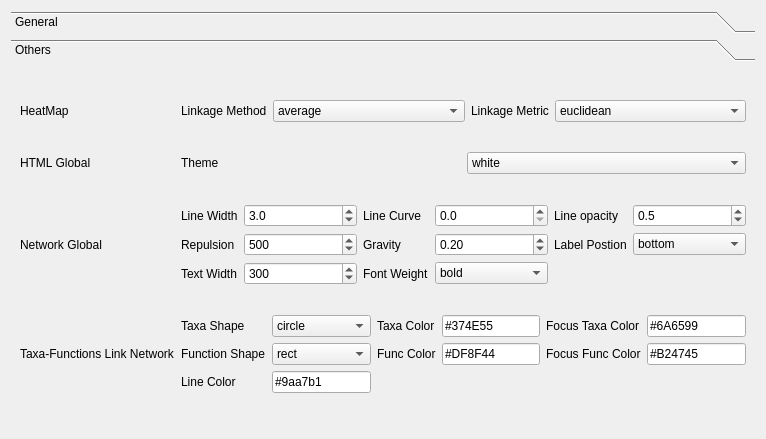
This is utils/MetaX_GUI/Setting.ui in byemaxx/MetaX as Qt 5 draws it before an edit. The edited form follows.
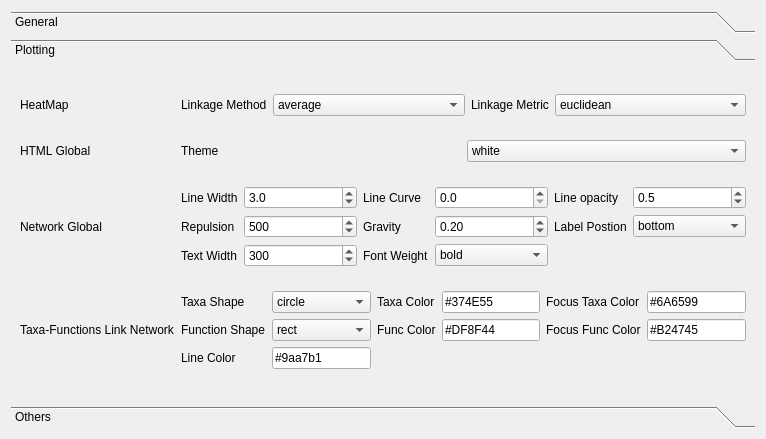
This is the edited form. The open tabs and pages were chosen to show the change.

Commit message: 1.Use the heap as the default data structure to apply razor method to sum peptide intensity to protein intensity. 2.Changed the update message to a dialog window to show the update message to avoid the update message is too long to show in the message box.

What changed in the file:
```diff
--- a/utils/MetaX_GUI/Setting.ui
+++ b/utils/MetaX_GUI/Setting.ui
@@ -71,327 +71,21 @@
         <x>0</x>
         <y>0</y>
         <width>748</width>
-        <height>367</height>
+        <height>340</height>
        </rect>
       </property>
       <attribute name="label">
-       <string>Others</string>
+       <string>Plotting</string>
       </attribute>
       <layout class="QGridLayout" name="gridLayout_4">
-       <item row="0" column="3">
-        <layout class="QGridLayout" name="gridLayout_8">
-         <item row="0" column="0">
-          <widget class="QLabel" name="label_2">
-           <property name="sizePolicy">
-            <sizepolicy hsizetype="Maximum" vsizetype="Preferred">
-             <horstretch>0</horstretch>
-             <verstretch>0</verstretch>
-            </sizepolicy>
-           </property>
-           <property name="layoutDirection">
-            <enum>Qt::LeftToRight</enum>
-           </property>
-           <property name="text">
-            <string>Linkage Method</string>
-           </property>
-           <property name="alignment">
-            <set>Qt::AlignLeading|Qt::AlignLeft|Qt::AlignVCenter</set>
-           </property>
-          </widget>
-         </item>
-         <item row="0" column="1">
-          <widget class="QComboBox" name="comboBox_heatmap_linkage_method">
-           <property name="currentText">
-            <string>average</string>
-           </property>
-           <item>
-            <property name="text">
-             <string>average</string>
-            </property>
-           </item>
-           <item>
-            <property name="text">
-             <string>single</string>
-            </property>
-           </item>
-           <item>
-            <property name="text">
-             <string>complete</string>
-            </property>
-           </item>
-           <item>
-            <property name="text">
-             <string>centroid</string>
-            </property>
-           </item>
-           <item>
-            <property name="text">
-             <string>median</string>
-            </property>
-           </item>
-           <item>
-            <property name="text">
-             <string>weighted</string>
-            </property>
-           </item>
-           <item>
-            <property name="text">
-             <string>ward</string>
-            </property>
-           </item>
-          </widget>
-         </item>
-         <item row="0" column="2">
-          <widget class="QLabel" name="label_3">
-           <property name="sizePolicy">
-            <sizepolicy hsizetype="Fixed" vsizetype="Preferred">
-             <horstretch>0</horstretch>
-             <verstretch>0</verstretch>
-            </sizepolicy>
-           </property>
-           <property name="text">
-            <string>Linkage Metric</string>
-           </property>
-           <property name="alignment">
-            <set>Qt::AlignLeading|Qt::AlignLeft|Qt::AlignVCenter</set>
-           </property>
-          </widget>
-         </item>
-         <item row="0" column="3">
-          <widget class="QComboBox" name="comboBox_heatmap_linkage_metric">
-           <property name="currentText">
-            <string>euclidean</string>
-           </property>
-           <item>
-            <property name="text">
-             <string>euclidean</string>
-            </property>
-           </item>
-           <item>
-            <property name="text">
-             <string>chebyshev</string>
-            </property>
-           </item>
-           <item>
-            <property name="text">
-             <string>cityblock</string>
-            </property>
-           </item>
-           <item>
-            <property name="text">
-             <string>hamming</string>
-            </property>
-           </item>
-           <item>
-            <property name="text">
-             <string>matching</string>
-            </property>
-           </item>
-           <item>
-            <property name="text">
-             <string>minkowski</string>
-            </property>
-           </item>
-           <item>
-            <property name="text">
-             <string>rogerstanimoto</string>
-            </property>
-           </item>
-           <item>
-            <property name="text">
-             <string>russellrao</string>
-            </property>
-           </item>
-           <item>
-            <property name="text">
-             <string>sqeuclidean</string>
-            </property>
-           </item>
-          </widget>
-         </item>
-        </layout>
-       </item>
-       <item row="3" column="0">
-        <widget class="QLabel" name="label_4">
-         <property name="text">
-          <string>Taxa-Functions Link Network</string>
-         </property>
-        </widget>
-       </item>
        <item row="2" column="0">
-        <widget class="QLabel" name="label_20">
+        <widget class="QLabel" name="label_21">
          <property name="text">
-          <string>Network Global</string>
+          <string>HTML Global</string>
          </property>
         </widget>
        </item>
        <item row="3" column="3">
-        <layout class="QGridLayout" name="gridLayout_6">
-         <item row="0" column="0">
-          <widget class="QLabel" name="label_5">
-           <property name="text">
-            <string>Taxa Shape</string>
-           </property>
-          </widget>
-         </item>
-         <item row="1" column="5">
-          <widget class="QLineEdit" name="lineEdit_tf_link_net_func_focus_color">
-           <property name="text">
-            <string>#B24745</string>
-           </property>
-          </widget>
-         </item>
-         <item row="0" column="5">
-          <widget class="QLineEdit" name="lineEdit_tf_link_net_taxa_focus_color">
-           <property name="text">
-            <string>#6A6599</string>
-           </property>
-          </widget>
-         </item>
-         <item row="1" column="4">
-          <widget class="QLabel" name="label_8">
-           <property name="text">
-            <string>Focus Func Color</string>
-           </property>
-          </widget>
-         </item>
-         <item row="0" column="3">
-          <widget class="QLineEdit" name="lineEdit_tf_link_net_taxa_color">
-           <property name="text">
-            <string>#374E55</string>
-           </property>
-          </widget>
-         </item>
-         <item row="1" column="1">
-          <widget class="QComboBox" name="comboBox_tf_link_net_func_shape">
-           <item>
-            <property name="text">
-             <string>rect</string>
-            </property>
-           </item>
-           <item>
-            <property name="text">
-             <string>circle</string>
-            </property>
-           </item>
-           <item>
-            <property name="text">
-             <string>roundRect</string>
-            </property>
-           </item>
-           <item>
-            <property name="text">
-             <string>triangle</string>
-            </property>
-           </item>
-           <item>
-            <property name="text">
-             <string>diamond</string>
-            </property>
-           </item>
-           <item>
-            <property name="text">
-             <string>pin</string>
-            </property>
-           </item>
-           <item>
-            <property name="text">
-             <string>arrow</string>
-            </property>
-           </item>
-          </widget>
-         </item>
-         <item row="0" column="4">
-          <widget class="QLabel" name="label_9">
-           <property name="text">
-            <string>Focus Taxa Color</string>
-           </property>
-          </widget>
-         </item>
-         <item row="0" column="2">
-          <widget class="QLabel" name="label_7">
-           <property name="text">
-            <string>Taxa Color</string>
-           </property>
-          </widget>
-         </item>
-         <item row="1" column="0">
-          <widget class="QLabel" name="label_6">
-           <property name="text">
-            <string>Function Shape</string>
-           </property>
-          </widget>
-         </item>
-         <item row="1" column="3">
-          <widget class="QLineEdit" name="lineEdit_tf_link_net_func_color">
-           <property name="text">
-            <string>#DF8F44</string>
-           </property>
-          </widget>
-         </item>
-         <item row="1" column="2">
-          <widget class="QLabel" name="label_10">
-           <property name="text">
-            <string>Func Color</string>
-           </property>
-          </widget>
-         </item>
-         <item row="0" column="1">
-          <widget class="QComboBox" name="comboBox_tf_link_net_taxa_sahpe">
-           <item>
-            <property name="text">
-             <string>circle</string>
-            </property>
-           </item>
-           <item>
-            <property name="text">
-             <string>rect</string>
-            </property>
-           </item>
-           <item>
-            <property name="text">
-             <string>roundRect</string>
-            </property>
-           </item>
-           <item>
-            <property name="text">
-             <string>triangle</string>
-            </property>
-           </item>
-           <item>
-            <property name="text">
-             <string>diamond</string>
-            </property>
-           </item>
-           <item>
-            <property name="text">
-             <string>pin</string>
-            </property>
-           </item>
-           <item>
-            <property name="text">
-             <string>arrow</string>
-            </property>
-           </item>
-          </widget>
-         </item>
-         <item row="2" column="0">
-          <widget class="QLabel" name="label_13">
-           <property name="text">
-            <string>Line Color</string>
-           </property>
-          </widget>
-         </item>
-         <item row="2" column="1">
-          <widget class="QLineEdit" name="lineEdit_tf_link_net_line_color">
-           <property name="text">
-            <string>#9aa7b1</string>
-           </property>
-          </widget>
-         </item>
-        </layout>
-       </item>
-       <item row="2" column="3">
         <layout class="QGridLayout" name="gridLayout_7">
          <item row="0" column="0">
           <widget class="QLabel" name="label_11">
@@ -631,21 +325,7 @@
          </item>
         </layout>
        </item>
-       <item row="0" column="0">
-        <widget class="QLabel" name="label">
-         <property name="text">
-          <string>HeatMap</string>
-         </property>
-        </widget>
-       </item>
-       <item row="1" column="0">
-        <widget class="QLabel" name="label_21">
-         <property name="text">
-          <string>HTML Global</string>
-         </property>
-        </widget>
-       </item>
-       <item row="1" column="3">
+       <item row="2" column="3">
         <layout class="QGridLayout" name="gridLayout_5">
          <item row="0" column="0">
           <widget class="QLabel" name="label_22">
@@ -666,6 +346,365 @@
              <string>dark</string>
             </property>
            </item>
+          </widget>
+         </item>
+        </layout>
+       </item>
+       <item row="4" column="3">
+        <layout class="QGridLayout" name="gridLayout_6">
+         <item row="0" column="0">
+          <widget class="QLabel" name="label_5">
+           <property name="text">
+            <string>Taxa Shape</string>
+           </property>
+          </widget>
+         </item>
+         <item row="1" column="5">
+          <widget class="QLineEdit" name="lineEdit_tf_link_net_func_focus_color">
+           <property name="text">
+            <string>#B24745</string>
+           </property>
+          </widget>
+         </item>
+         <item row="0" column="5">
+          <widget class="QLineEdit" name="lineEdit_tf_link_net_taxa_focus_color">
+           <property name="text">
+            <string>#6A6599</string>
+           </property>
+          </widget>
+         </item>
+         <item row="1" column="4">
+          <widget class="QLabel" name="label_8">
+           <property name="text">
+            <string>Focus Func Color</string>
+           </property>
+          </widget>
+         </item>
+         <item row="0" column="3">
+          <widget class="QLineEdit" name="lineEdit_tf_link_net_taxa_color">
+           <property name="text">
+            <string>#374E55</string>
+           </property>
+          </widget>
+         </item>
+         <item row="1" column="1">
+          <widget class="QComboBox" name="comboBox_tf_link_net_func_shape">
+           <item>
+            <property name="text">
+             <string>rect</string>
+            </property>
+           </item>
+           <item>
+            <property name="text">
+             <string>circle</string>
+            </property>
+           </item>
+           <item>
+            <property name="text">
+             <string>roundRect</string>
+            </property>
+           </item>
+           <item>
+            <property name="text">
+             <string>triangle</string>
+            </property>
+           </item>
+           <item>
+            <property name="text">
+             <string>diamond</string>
+            </property>
+           </item>
+           <item>
+            <property name="text">
+             <string>pin</string>
+            </property>
+           </item>
+           <item>
+            <property name="text">
+             <string>arrow</string>
+            </property>
+           </item>
+          </widget>
+         </item>
+         <item row="0" column="4">
+          <widget class="QLabel" name="label_9">
+           <property name="text">
+            <string>Focus Taxa Color</string>
+           </property>
+          </widget>
+         </item>
+         <item row="0" column="2">
+          <widget class="QLabel" name="label_7">
+           <property name="text">
+            <string>Taxa Color</string>
+           </property>
+          </widget>
+         </item>
+         <item row="1" column="0">
+          <widget class="QLabel" name="label_6">
+           <property name="text">
+            <string>Function Shape</string>
+           </property>
+          </widget>
+         </item>
+         <item row="1" column="3">
+          <widget class="QLineEdit" name="lineEdit_tf_link_net_func_color">
+           <property name="text">
+            <string>#DF8F44</string>
+           </property>
+          </widget>
+         </item>
+         <item row="1" column="2">
+          <widget class="QLabel" name="label_10">
+           <property name="text">
+            <string>Func Color</string>
+           </property>
+          </widget>
+         </item>
+         <item row="0" column="1">
+          <widget class="QComboBox" name="comboBox_tf_link_net_taxa_sahpe">
+           <item>
+            <property name="text">
+             <string>circle</string>
+            </property>
+           </item>
+           <item>
+            <property name="text">
+             <string>rect</string>
+            </property>
+           </item>
+           <item>
+            <property name="text">
+             <string>roundRect</string>
+            </property>
+           </item>
+           <item>
+            <property name="text">
+             <string>triangle</string>
+            </property>
+           </item>
+           <item>
+            <property name="text">
+             <string>diamond</string>
+            </property>
+           </item>
+           <item>
+            <property name="text">
+             <string>pin</string>
+            </property>
+           </item>
+           <item>
+            <property name="text">
+             <string>arrow</string>
+            </property>
+           </item>
+          </widget>
+         </item>
+         <item row="2" column="0">
+          <widget class="QLabel" name="label_13">
+           <property name="text">
+            <string>Line Color</string>
+           </property>
+          </widget>
+         </item>
+         <item row="2" column="1">
+          <widget class="QLineEdit" name="lineEdit_tf_link_net_line_color">
+           <property name="text">
+            <string>#9aa7b1</string>
+           </property>
+          </widget>
+         </item>
+        </layout>
+       </item>
+       <item row="4" column="0">
+        <widget class="QLabel" name="label_4">
+         <property name="text">
+          <string>Taxa-Functions Link Network</string>
+         </property>
+        </widget>
+       </item>
+       <item row="1" column="3">
+        <layout class="QGridLayout" name="gridLayout_8">
+         <item row="0" column="0">
+          <widget class="QLabel" name="label_2">
+           <property name="sizePolicy">
+            <sizepolicy hsizetype="Maximum" vsizetype="Preferred">
+             <horstretch>0</horstretch>
+             <verstretch>0</verstretch>
+            </sizepolicy>
+           </property>
+           <property name="layoutDirection">
+            <enum>Qt::LeftToRight</enum>
+           </property>
+           <property name="text">
+            <string>Linkage Method</string>
+           </property>
+           <property name="alignment">
+            <set>Qt::AlignLeading|Qt::AlignLeft|Qt::AlignVCenter</set>
+           </property>
+          </widget>
+         </item>
+         <item row="0" column="1">
+          <widget class="QComboBox" name="comboBox_heatmap_linkage_method">
+           <property name="currentText">
+            <string>average</string>
+           </property>
+           <item>
+            <property name="text">
+             <string>average</string>
+            </property>
+           </item>
+           <item>
+            <property name="text">
+             <string>single</string>
+            </property>
+           </item>
+           <item>
+            <property name="text">
+             <string>complete</string>
+            </property>
+           </item>
+           <item>
+            <property name="text">
+             <string>centroid</string>
+            </property>
+           </item>
+           <item>
+            <property name="text">
+             <string>median</string>
+            </property>
+           </item>
+           <item>
+            <property name="text">
+             <string>weighted</string>
+            </property>
+           </item>
+           <item>
+            <property name="text">
+             <string>ward</string>
+            </property>
+           </item>
+          </widget>
+         </item>
+         <item row="0" column="2">
+          <widget class="QLabel" name="label_3">
+           <property name="sizePolicy">
+            <sizepolicy hsizetype="Fixed" vsizetype="Preferred">
+             <horstretch>0</horstretch>
+             <verstretch>0</verstretch>
+            </sizepolicy>
+           </property>
+           <property name="text">
+            <string>Linkage Metric</string>
+           </property>
+           <property name="alignment">
+            <set>Qt::AlignLeading|Qt::AlignLeft|Qt::AlignVCenter</set>
+           </property>
+          </widget>
+         </item>
+         <item row="0" column="3">
+          <widget class="QComboBox" name="comboBox_heatmap_linkage_metric">
+           <property name="currentText">
+            <string>euclidean</string>
+           </property>
+           <item>
+            <property name="text">
+             <string>euclidean</string>
+            </property>
+           </item>
+           <item>
+            <property name="text">
+             <string>chebyshev</string>
+            </property>
+           </item>
+           <item>
+            <property name="text">
+             <string>cityblock</string>
+            </property>
+           </item>
+           <item>
+            <property name="text">
+             <string>hamming</string>
+            </property>
+           </item>
+           <item>
+            <property name="text">
+             <string>matching</string>
+            </property>
+           </item>
+           <item>
+            <property name="text">
+             <string>minkowski</string>
+            </property>
+           </item>
+           <item>
+            <property name="text">
+             <string>rogerstanimoto</string>
+            </property>
+           </item>
+           <item>
+            <property name="text">
+             <string>russellrao</string>
+            </property>
+           </item>
+           <item>
+            <property name="text">
+             <string>sqeuclidean</string>
+            </property>
+           </item>
+          </widget>
+         </item>
+        </layout>
+       </item>
+       <item row="3" column="0">
+        <widget class="QLabel" name="label_20">
+         <property name="text">
+          <string>Network Global</string>
+         </property>
+        </widget>
+       </item>
+       <item row="1" column="0">
+        <widget class="QLabel" name="label">
+         <property name="text">
+          <string>HeatMap</string>
+         </property>
+        </widget>
+       </item>
+      </layout>
+     </widget>
+     <widget class="QWidget" name="page_3">
+      <attribute name="label">
+       <string>Others</string>
+      </attribute>
+      <layout class="QGridLayout" name="gridLayout_11">
+       <item row="1" column="0">
+        <widget class="QLabel" name="label_23">
+         <property name="text">
+          <string>Protein Infer</string>
+         </property>
+        </widget>
+       </item>
+       <item row="1" column="1">
+        <layout class="QGridLayout" name="gridLayout_10">
+         <item row="0" column="1">
+          <widget class="QComboBox" name="comboBox_protein_infer_greedy_mode">
+           <item>
+            <property name="text">
+             <string>fast</string>
+            </property>
+           </item>
+           <item>
+            <property name="text">
+             <string>normal</string>
+            </property>
+           </item>
+          </widget>
+         </item>
+         <item row="0" column="0">
+          <widget class="QLabel" name="label_24">
+           <property name="text">
+            <string>Greedy Mode in Razor Method</string>
+           </property>
           </widget>
          </item>
         </layout>
```
Left out of the diff: 4 changed lines with no effect on the pictures. The commit also changes 9 other files.
